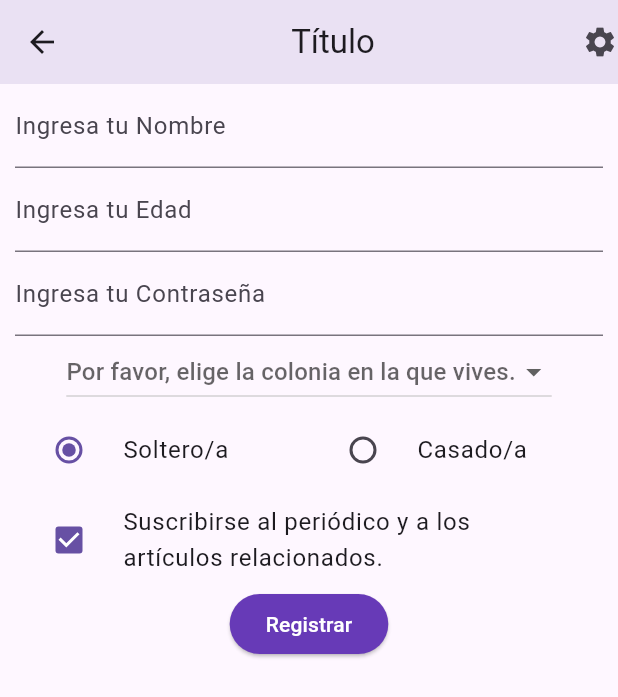
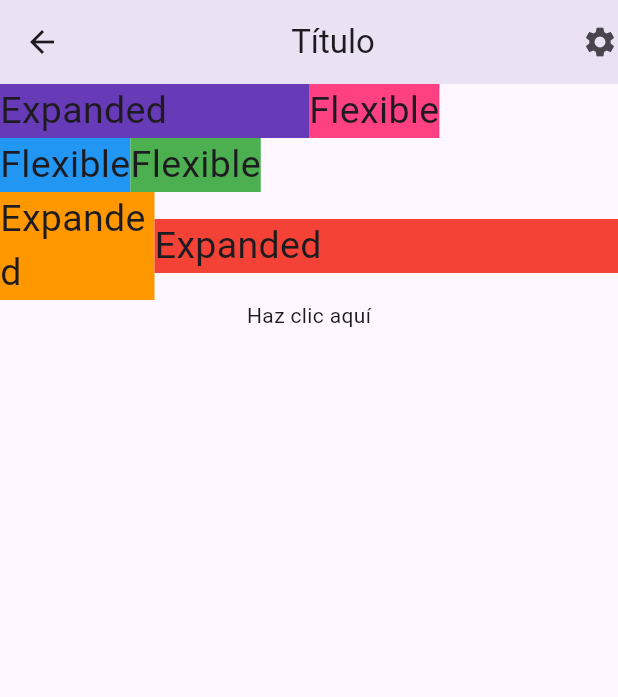
Before and after one commit to nellyjohanaortegatomas/CURSO_INTRODUCCION_A_FLUTTER, a Flutter app: the SecondClass screen opened by its route, on a phone screen of 412 x 824 dp. Shown: the top 697 px of the screen. Run offline on Flutter 3.47's test engine with Material 3 defaults, Android fonts, the phone set to English and light mode, and no system bars.

```diff
--- a/first_flutter_project/lib/first_screen.dart
+++ b/first_flutter_project/lib/first_screen.dart
@@ -1,193 +1,136 @@
+import 'dart:math';
+import 'package:first_flutter_project/util.dart';
 import 'package:flutter/material.dart';
 
-class SecondClass extends StatefulWidget {
-  @override
-  _SecondClassState createState() => _SecondClassState();
-}
-
-class _SecondClassState extends State<SecondClass> {
-  final _formKey = GlobalKey<FormState>();
-
-  String name = '';
-  int age = 0;
-  String password = '';
-  String maritalStatus = 'single';
-  bool termsChecked = true;
-
-  List<String> locations = ['Siglo XXI', 'Casas Geo', 'Loma Alta', 'Camelia'];
-  String? selectedLocation;
-
+class SecondClass extends StatelessWidget {
   @override
   Widget build(BuildContext context) {
     return Scaffold(
       appBar: AppBar(
         elevation: 10.0,
-        title: Center(
-          child: Text('Título'),
-        ),
+        title: Center(child: Text('Título')),
         actions: <Widget>[
           Icon(Icons.settings),
+          // bottom: PreferredSize(
+          //   preferredSize: Size.fromHeight(40.0),
+          //   child: Text('This is a text in appbar'),
+          // ),
         ],
-        /*bottom: PreferredSize(
-          preferredSize: Size.fromHeight(48.0),
-          child: Text('this is a text in appbar'),
-        ),*/
       ),
       body: Material(
-        child: SingleChildScrollView(
-          child: Container(
-            margin: EdgeInsets.symmetric(horizontal: 10.0),
-            child: Form(
-              key: _formKey,
-              child: Column(
-                children: <Widget>[
-                  TextFormField(
-                    decoration: InputDecoration(
-                      labelText: 'Ingresa tu Nombre',
-                      hintText: 'Nombre',
-                    ),
-                    validator: (value) {
-                      if (value == null || value.isEmpty) {
-                        return 'Por favor, ingresa un nombre';
-                      }
-                      return null;
-                    },
-                    onSaved: (value) {
-                      setState(() {
-                        name = value!;
-                      });
+        child: WillPopScope(
+          onWillPop: () async {
+            return await showDialog(
+                  context: context,
+                  builder: (_) => AlertDialog(
+                    title: Text('¿Estas seguro/a?'),
+                    content: Text('La aplicación se cerrará.'),
+                    actions: <Widget>[
+                      TextButton(
+                        child: Text('No'),
+                        onPressed: () {
+                          Navigator.of(context).pop(false);
                         },
                       ),
-                  TextFormField(
-                    decoration: InputDecoration(
-                      labelText: 'Ingresa tu Edad',
-                      hintText: 'Edad',
-                    ),
-                    keyboardType: TextInputType.number,
-                    validator: (value) {
-                      if (value == null || value.isEmpty) {
-                        return 'Por favor, ingresa una edad';
-                      }
-                      return null;
-                    },
-                    onSaved: (value) {
-                      setState(() {
-                        age = int.tryParse(value!) ?? 0;
-                      });
+                      TextButton(
+                        child: Text('Sí'),
+                        onPressed: () {
+                          Navigator.of(context).pop(true);
                         },
                       ),
-                  TextFormField(
-                    obscureText: true,
-                    decoration: InputDecoration(
-                      labelText: 'Ingresa tu Contraseña',
-                      hintText: 'Contraseña',
+                    ],
                   ),
-                    validator: (value) {
-                      if (value == null || value.isEmpty) {
-                        return 'Por favor, ingresa una contraseña';
-                      }
-                      if (value.length < 8) {
-                        return 'La contraseña debe tener más de 8 caracteres';
-                      }
-                      return null;
+                ) ??
+                false;
           },
-                    onSaved: (value) {
-                      setState(() {
-                        password = value!;
-                      });
-                    },
-                  ),
-                  DropdownButton<String>(
-                    hint: Text('Por favor, elige la colonia en la que vives.'),
-                    value: selectedLocation,
-                    onChanged: (newValue) {
-                      setState(() {
-                        selectedLocation = newValue!;
-                      });
-                    },
-                    items: locations.map((location) {
-                      return DropdownMenuItem<String>(
-                        child: Text(location),
-                        value: location,
-                      );
-                    }).toList(),
-                  ),
-                  Row(
+          child: Column(
+            mainAxisAlignment: MainAxisAlignment.center,
             mainAxisSize: MainAxisSize.min,
             children: <Widget>[
+              Row(
+                children: <Widget>[
                   Expanded(
-                        child: RadioListTile<String>(
-                          title: const Text("Soltero/a"),
-                          value: 'single',
-                          groupValue: maritalStatus,
-                          onChanged: (value) {
-                            setState(() {
-                              maritalStatus = value!;
-                            });
-                          },
+                    child: Container(
+                      color: Colors.deepPurple,
+                      child: Text(
+                        'Expanded',
+                        style: TextStyle(fontSize: 25.0),
                       ),
                     ),
-                      Expanded(
-                        child: RadioListTile<String>(
-                          title: const Text("Casado/a"),
-                          value: 'married',
-                          groupValue: maritalStatus,
-                          onChanged: (value) {
-                            setState(() {
-                              maritalStatus = value!;
-                            });
-                          },
+                  ),
+                  Flexible(
+                    child: Container(
+                      color: Colors.pinkAccent,
+                      child: Text(
+                        'Flexible',
+                        style: TextStyle(fontSize: 25.0),
+                      ),
                     ),
                   ),
                 ],
               ),
-                  CheckboxListTile(
-                    value: termsChecked,
-                    onChanged: (value) {
-                      setState(() {
-                        termsChecked = value ?? false;
-                      });
-                    },
-                    title: Text(
-                      'Suscribirse al periódico y a los artículos relacionados.',
+              Row(
+                children: <Widget>[
+                  Flexible(
+                    child: Container(
+                      color: Colors.blue,
+                      child: Text(
+                        'Flexible',
+                        style: TextStyle(fontSize: 25.0),
                       ),
-                    controlAffinity: ListTileControlAffinity.leading,
                     ),
-                  ElevatedButton(
-                    style: ElevatedButton.styleFrom(
-                      backgroundColor: Colors.deepPurple,
-                      foregroundColor: Colors.white,
                   ),
-                    child: Text('Registrar'),
-                    onPressed: () {
-                      onPressedSubmit(context);
+                  Flexible(
+                    child: Container(
+                      color: Colors.green,
+                      child: Text(
+                        'Flexible',
+                        style: TextStyle(fontSize: 25.0),
+                      ),
+                    ),
+                  ),
+                ],
+              ),
+              Row(
+                children: <Widget>[
+                  Expanded(
+                    flex: 1,
+                    child: Container(
+                      color: Colors.orange,
+                      child: Text(
+                        'Expanded',
+                        style: TextStyle(fontSize: 25.0),
+                      ),
+                    ),
+                  ),
+                  Expanded(
+                    flex: 3,
+                    child: Container(
+                      color: Colors.red,
+                      child: Text(
+                        'Expanded',
+                        style: TextStyle(fontSize: 25.0),
+                      ),
+                    ),
+                  ),
+                ],
+              ),
+              GestureDetector(
+                child: Text("Haz clic aquí"),
+                onTap: () {
+                  Navigator.of(context).pushNamed('/screen2');
                 },
               ),
             ],
           ),
         ),
       ),
-        ),
-      ),
     );
   }
 
-  void onPressedSubmit(BuildContext context) {
-    if (_formKey.currentState!.validate()) {
-      _formKey.currentState!.save();
-
-      print("Name " + name);
-      print("Age " + age.toString());
-      print("City " + (selectedLocation ?? ''));
-      print("Marital Status " + maritalStatus);
-      print("Password " + password);
-      print("TermsChecked " + termsChecked.toString());
-
-      ScaffoldMessenger.of(context).showSnackBar(
-        SnackBar(
-          content: Text('Formulario enviado'),
-        ),
-      );
+  String generateNumbers() {
+    var r = Random();
+    int i = r.nextInt(20);
+    return 'Un número aleatorio entre 0 y 22 es ${i}';
   }
 }
-}
```
Also changed, not shown: first_flutter_project/lib/main.dart (+3 -17 lines), first_flutter_project/lib/second_file.dart (deleted, +0 -127 lines), first_flutter_project/lib/second_screen.dart (added, +36 -0 lines). Lines whose indentation alone changed are shown as unchanged.
